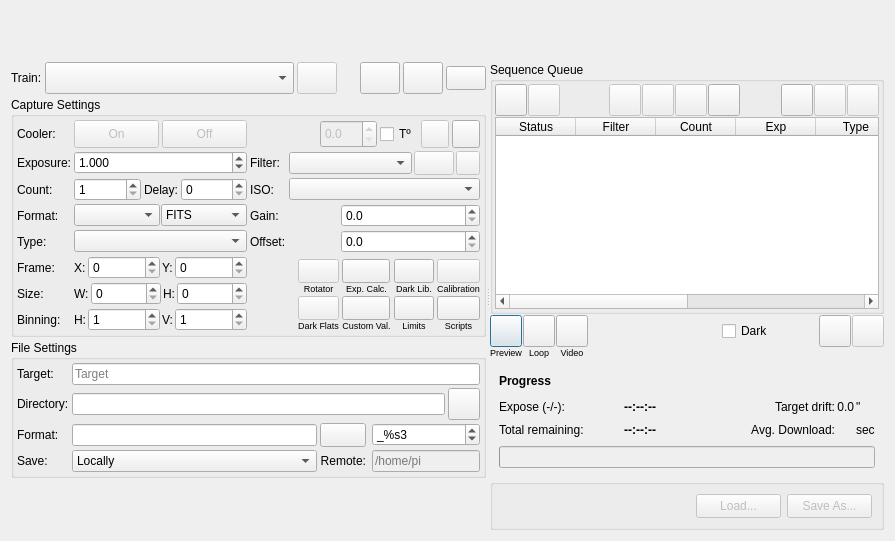
Before: the Qt Designer form kstars/ekos/capture/camera.ui in KDE/kstars, drawn with Qt 5.
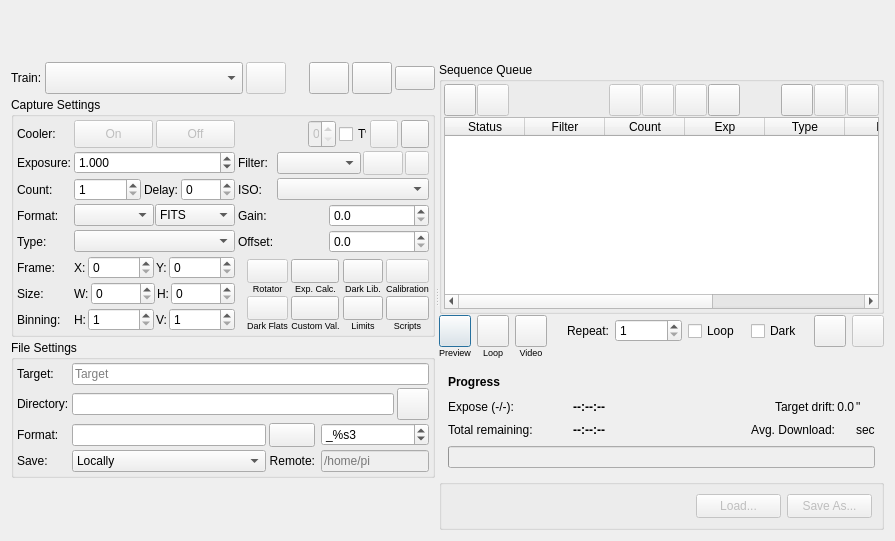
After: the same form once the commit is applied. Icons and pictures are not drawn. Custom widgets are drawn as their Qt base class.

Commit message: Repeats and Looping for the Capture Module

```diff
--- a/kstars/ekos/capture/camera.ui
+++ b/kstars/ekos/capture/camera.ui
@@ -2272,53 +2272,80 @@
           </widget>
          </item>
          <item>
-          <layout class="QGridLayout" name="buttonsGrid" columnstretch="0,0,0,3,0,1,0,0">
+          <layout class="QGridLayout" name="buttonsGrid" columnstretch="0,0,0,3,0,0,0,1,0,1,0,0">
+           <property name="horizontalSpacing">
+            <number>6</number>
+           </property>
            <property name="verticalSpacing">
             <number>0</number>
            </property>
-           <item row="1" column="2">
-            <widget class="QLabel" name="videoLabel">
-             <property name="font">
-              <font>
-               <pointsize>7</pointsize>
-              </font>
+           <item row="0" column="8">
+            <widget class="QCheckBox" name="darkB">
+             <property name="sizePolicy">
+              <sizepolicy hsizetype="Minimum" vsizetype="Maximum">
+               <horstretch>0</horstretch>
+               <verstretch>0</verstretch>
+              </sizepolicy>
              </property>
-             <property name="text">
-              <string>Video</string>
+             <property name="sizeIncrement">
+              <size>
+               <width>0</width>
+               <height>0</height>
+              </size>
              </property>
-             <property name="alignment">
-              <set>Qt::AlignCenter</set>
+             <property name="baseSize">
+              <size>
+               <width>0</width>
+               <height>0</height>
+              </size>
              </property>
-            </widget>
-           </item>
-           <item row="1" column="0">
-            <widget class="QLabel" name="previewLabel">
-             <property name="font">
-              <font>
-               <pointsize>7</pointsize>
-              </font>
+             <property name="toolTip">
+              <string>&lt;html&gt;&lt;head/&gt;&lt;body&gt;&lt;p&gt;Automatically apply dark subtraction on preview images if a suitable dark frame is available.&lt;/p&gt;&lt;/body&gt;&lt;/html&gt;</string>
              </property>
              <property name="text">
-              <string>Preview</string>
+              <string>Dark</string>
              </property>
-             <property name="alignment">
-              <set>Qt::AlignCenter</set>
-             </property>
             </widget>
            </item>
-           <item row="1" column="1">
-            <widget class="QLabel" name="loopLabel">
-             <property name="font">
-              <font>
-               <pointsize>7</pointsize>
-              </font>
+           <item row="0" column="0">
+            <widget class="QPushButton" name="previewB">
+             <property name="minimumSize">
+              <size>
+               <width>32</width>
+               <height>32</height>
+              </size>
              </property>
+             <property name="maximumSize">
+              <size>
+               <width>32</width>
+               <height>32</height>
+              </size>
+             </property>
+             <property name="toolTip">
+              <string>Capture a Preview...</string>
+             </property>
              <property name="text">
-              <string>Loop</string>
+              <string/>
              </property>
-             <property name="alignment">
-              <set>Qt::AlignCenter</set>
+             <property name="icon">
+              <iconset theme="camera-photo">
+               <normaloff>.</normaloff>.</iconset>
              </property>
+             <property name="iconSize">
+              <size>
+               <width>28</width>
+               <height>28</height>
+              </size>
+             </property>
+             <property name="autoDefault">
+              <bool>true</bool>
+             </property>
+             <property name="default">
+              <bool>true</bool>
+             </property>
+             <attribute name="buttonGroup">
+              <string notr="true">sequenceControlsButtonGroup</string>
+             </attribute>
             </widget>
            </item>
            <item row="0" column="1">
@@ -2356,7 +2383,35 @@
              </attribute>
             </widget>
            </item>
-           <item row="0" column="6">
+           <item row="1" column="0">
+            <widget class="QLabel" name="previewLabel">
+             <property name="font">
+              <font>
+               <pointsize>7</pointsize>
+              </font>
+             </property>
+             <property name="text">
+              <string>Preview</string>
+             </property>
+             <property name="alignment">
+              <set>Qt::AlignHCenter|Qt::AlignTop</set>
+             </property>
+            </widget>
+           </item>
+           <item row="0" column="7">
+            <spacer name="horizontalSpacer_4">
+             <property name="orientation">
+              <enum>Qt::Horizontal</enum>
+             </property>
+             <property name="sizeHint" stdset="0">
+              <size>
+               <width>40</width>
+               <height>20</height>
+              </size>
+             </property>
+            </spacer>
+           </item>
+           <item row="0" column="10">
             <widget class="QPushButton" name="startB">
              <property name="sizePolicy">
               <sizepolicy hsizetype="Fixed" vsizetype="Fixed">
@@ -2431,7 +2486,54 @@
              </attribute>
             </widget>
            </item>
-           <item row="0" column="5">
+           <item row="0" column="11">
+            <widget class="QPushButton" name="pauseB">
+             <property name="enabled">
+              <bool>false</bool>
+             </property>
+             <property name="sizePolicy">
+              <sizepolicy hsizetype="Fixed" vsizetype="Fixed">
+               <horstretch>0</horstretch>
+               <verstretch>0</verstretch>
+              </sizepolicy>
+             </property>
+             <property name="minimumSize">
+              <size>
+               <width>32</width>
+               <height>32</height>
+              </size>
+             </property>
+             <property name="maximumSize">
+              <size>
+               <width>32</width>
+               <height>32</height>
+              </size>
+             </property>
+             <property name="toolTip">
+              <string>Pause Sequence</string>
+             </property>
+             <property name="text">
+              <string/>
+             </property>
+             <property name="autoDefault">
+              <bool>true</bool>
+             </property>
+             <property name="default">
+              <bool>true</bool>
+             </property>
+             <attribute name="buttonGroup">
+              <string notr="true">sequenceControlsButtonGroup</string>
+             </attribute>
+            </widget>
+           </item>
+           <item row="0" column="4">
+            <widget class="QLabel" name="label">
+             <property name="text">
+              <string>Repeat:</string>
+             </property>
+            </widget>
+           </item>
+           <item row="0" column="9">
             <spacer name="buttonSpacer">
              <property name="orientation">
               <enum>Qt::Horizontal</enum>
@@ -2448,7 +2550,7 @@
             </spacer>
            </item>
            <item row="0" column="3">
-            <spacer name="horizontalSpacer_4">
+            <spacer name="horizontalSpacer">
              <property name="orientation">
               <enum>Qt::Horizontal</enum>
              </property>
@@ -2460,113 +2562,63 @@
              </property>
             </spacer>
            </item>
-           <item row="0" column="0">
-            <widget class="QPushButton" name="previewB">
-             <property name="minimumSize">
-              <size>
-               <width>32</width>
-               <height>32</height>
-              </size>
+           <item row="1" column="1">
+            <widget class="QLabel" name="loopLabel">
+             <property name="font">
+              <font>
+               <pointsize>7</pointsize>
+              </font>
              </property>
-             <property name="maximumSize">
-              <size>
-               <width>32</width>
-               <height>32</height>
-              </size>
-             </property>
-             <property name="toolTip">
-              <string>Capture a Preview...</string>
-             </property>
              <property name="text">
-              <string/>
+              <string>Loop</string>
              </property>
-             <property name="icon">
-              <iconset theme="camera-photo">
-               <normaloff>.</normaloff>.</iconset>
+             <property name="alignment">
+              <set>Qt::AlignHCenter|Qt::AlignTop</set>
              </property>
-             <property name="iconSize">
-              <size>
-               <width>28</width>
-               <height>28</height>
-              </size>
+            </widget>
+           </item>
+           <item row="1" column="2">
+            <widget class="QLabel" name="videoLabel">
+             <property name="font">
+              <font>
+               <pointsize>7</pointsize>
+              </font>
              </property>
-             <property name="autoDefault">
-              <bool>true</bool>
+             <property name="text">
+              <string>Video</string>
              </property>
-             <property name="default">
-              <bool>true</bool>
+             <property name="alignment">
+              <set>Qt::AlignHCenter|Qt::AlignTop</set>
              </property>
-             <attribute name="buttonGroup">
-              <string notr="true">sequenceControlsButtonGroup</string>
-             </attribute>
             </widget>
            </item>
-           <item row="0" column="4">
-            <widget class="QCheckBox" name="darkB">
+           <item row="0" column="5">
+            <widget class="QSpinBox" name="captureRepeatN">
              <property name="sizePolicy">
-              <sizepolicy hsizetype="Minimum" vsizetype="Maximum">
+              <sizepolicy hsizetype="MinimumExpanding" vsizetype="Fixed">
                <horstretch>0</horstretch>
                <verstretch>0</verstretch>
               </sizepolicy>
              </property>
-             <property name="sizeIncrement">
-              <size>
-               <width>0</width>
-               <height>0</height>
-              </size>
-             </property>
-             <property name="baseSize">
-              <size>
-               <width>0</width>
-               <height>0</height>
-              </size>
-             </property>
              <property name="toolTip">
-              <string>&lt;html&gt;&lt;head/&gt;&lt;body&gt;&lt;p&gt;Automatically apply dark subtraction on preview images if a suitable dark frame is available.&lt;/p&gt;&lt;/body&gt;&lt;/html&gt;</string>
+              <string>&lt;html&gt;&lt;head/&gt;&lt;body&gt;&lt;p&gt;Number of iterations the entire sequence should be repeated.&lt;/p&gt;&lt;/body&gt;&lt;/html&gt;</string>
              </property>
-             <property name="text">
-              <string>Dark</string>
+             <property name="minimum">
+              <number>1</number>
              </property>
+             <property name="maximum">
+              <number>999999</number>
+             </property>
             </widget>
            </item>
-           <item row="0" column="7">
-            <widget class="QPushButton" name="pauseB">
-             <property name="enabled">
-              <bool>false</bool>
-             </property>
-             <property name="sizePolicy">
-              <sizepolicy hsizetype="Fixed" vsizetype="Fixed">
-               <horstretch>0</horstretch>
-               <verstretch>0</verstretch>
-              </sizepolicy>
-             </property>
-             <property name="minimumSize">
-              <size>
-               <width>32</width>
-               <height>32</height>
-              </size>
-             </property>
-             <property name="maximumSize">
-              <size>
-               <width>32</width>
-               <height>32</height>
-              </size>
-             </property>
+           <item row="0" column="6">
+            <widget class="QCheckBox" name="captureLoopSequenceCB">
              <property name="toolTip">
-              <string>Pause Sequence</string>
+              <string>&lt;html&gt;&lt;head/&gt;&lt;body&gt;&lt;p&gt;Repeat the entire sequence inifitely.&lt;/p&gt;&lt;/body&gt;&lt;/html&gt;</string>
              </property>
              <property name="text">
-              <string/>
+              <string>Loop</string>
              </property>
-             <property name="autoDefault">
-              <bool>true</bool>
-             </property>
-             <property name="default">
-              <bool>true</bool>
-             </property>
-             <attribute name="buttonGroup">
-              <string notr="true">sequenceControlsButtonGroup</string>
-             </attribute>
             </widget>
            </item>
           </layout>
@@ -2660,8 +2712,14 @@
             </item>
             <item row="0" column="0">
              <widget class="QLabel" name="progressLabel">
+              <property name="font">
+               <font>
+                <weight>75</weight>
+                <bold>true</bold>
+               </font>
+              </property>
               <property name="text">
-               <string>&lt;b&gt;Progress&lt;/b&gt;</string>
+               <string>Progress</string>
               </property>
              </widget>
             </item>
```
Left out of the diff: 2 changed lines with no effect on the pictures. The commit also changes 30 other files.
